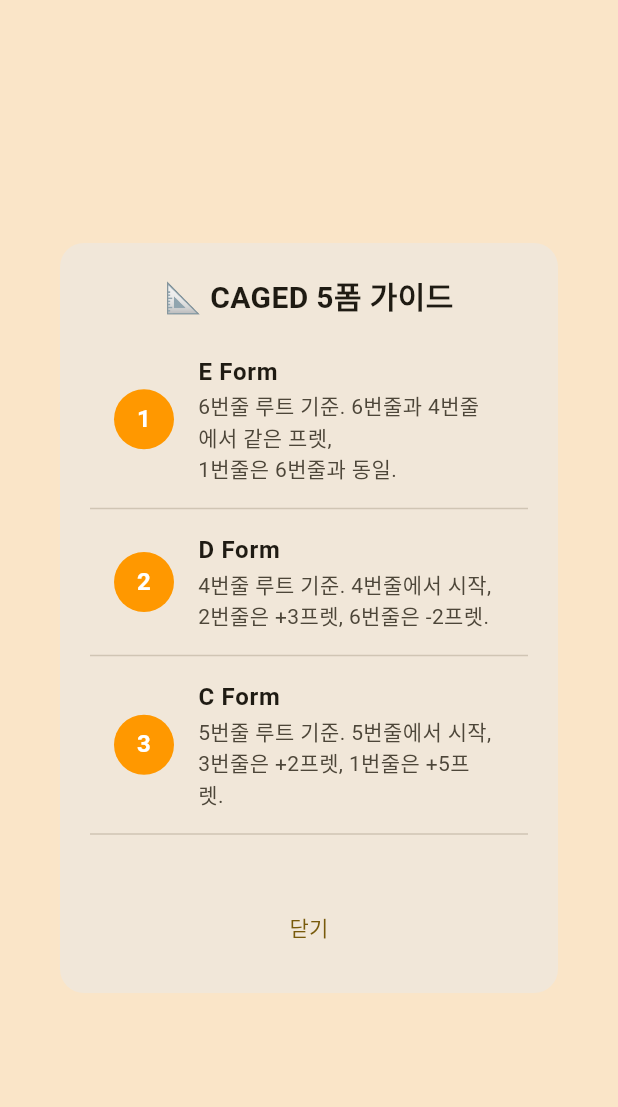
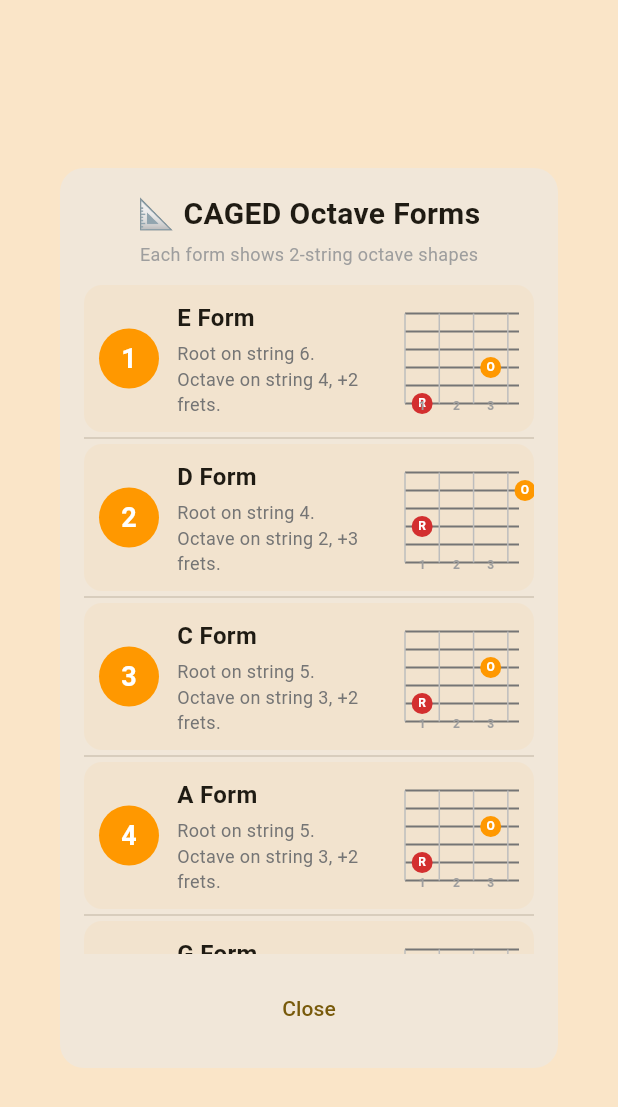
Before and after one commit to rnak24-lab/guitar-teacher, a Flutter app: the FormInfoDialog widget shown alone on an empty page, opened directly, on a phone screen of 412 x 824 dp. Shown: the top 1107 px of the screen. Run offline on Flutter 3.47's test engine with Material 3 defaults, Android fonts, the phone set to English and light mode, and no system bars; our stand-ins replace shared_preferences; accounts and stored records are empty.

Commit message:
feat: Octave forms to 2-string pattern + mini fretboard diagrams
- Changed all 5 CAGED forms from 3-string to 2-string octave patterns
- Form info dialog redesigned with mini fretboard diagrams
  showing root (R, red) and octave (O, orange) positions
- Descriptions updated to English
- CustomPainter for mini 2-string diagrams in ? popup

Co-Authored-By: Claude Opus 4.6 (1M context) <noreply@anthropic.com>

```diff
--- a/lib/models/octave_form.dart
+++ b/lib/models/octave_form.dart
@@ -15,32 +15,32 @@ class OctaveForm {
     OctaveForm(
       formNumber: 1,
       cagedName: 'E Form',
-      description: '6번줄 루트 기준. 6번줄과 4번줄에서 같은 프렛,\n1번줄은 6번줄과 동일.',
-      pattern: [[6, 0], [4, 2], [1, 0]],
+      description: 'Root on string 6.\nOctave on string 4, +2 frets.',
+      pattern: [[6, 0], [4, 2]],
     ),
     OctaveForm(
       formNumber: 2,
       cagedName: 'D Form',
-      description: '4번줄 루트 기준. 4번줄에서 시작,\n2번줄은 +3프렛, 6번줄은 -2프렛.',
-      pattern: [[4, 0], [2, 3], [6, -2]],
+      description: 'Root on string 4.\nOctave on string 2, +3 frets.',
+      pattern: [[4, 0], [2, 3]],
     ),
     OctaveForm(
       formNumber: 3,
       cagedName: 'C Form',
-      description: '5번줄 루트 기준. 5번줄에서 시작,\n3번줄은 +2프렛, 1번줄은 +5프렛.',
-      pattern: [[5, 0], [3, 2], [1, 5]],
+      description: 'Root on string 5.\nOctave on string 3, +2 frets.',
+      pattern: [[5, 0], [3, 2]],
     ),
     OctaveForm(
       formNumber: 4,
       cagedName: 'A Form',
-      description: '5번줄 루트 기준. 5번줄에서 시작,\n3번줄은 +2프렛.',
+      description: 'Root on string 5.\nOctave on string 3, +2 frets.',
       pattern: [[5, 0], [3, 2]],
     ),
     OctaveForm(
       formNumber: 5,
       cagedName: 'G Form',
-      description: '6번줄 루트 기준. 6번줄에서 시작,\n4번줄은 +2프렛, 1번줄은 +3프렛.',
-      pattern: [[6, 0], [4, 2], [1, 3]],
+      description: 'Root on string 6.\nOctave on string 4, +2 frets.',
+      pattern: [[6, 0], [4, 2]],
     ),
   ];
 }
--- a/lib/screens/octave_trainer/form_info_dialog.dart
+++ b/lib/screens/octave_trainer/form_info_dialog.dart
@@ -6,44 +6,41 @@ class FormInfoDialog extends StatelessWidget {
 
   @override
   Widget build(BuildContext context) {
+    final isDark = Theme.of(context).brightness == Brightness.dark;
+
     return Dialog(
       shape: RoundedRectangleBorder(borderRadius: BorderRadius.circular(16)),
       child: Container(
-        padding: const EdgeInsets.all(20),
-        constraints: const BoxConstraints(maxHeight: 500),
+        padding: const EdgeInsets.all(16),
+        constraints: const BoxConstraints(maxHeight: 600),
         child: Column(
           mainAxisSize: MainAxisSize.min,
           children: [
             const Text(
-              '📐 CAGED 5폼 가이드',
+              '📐 CAGED Octave Forms',
               style: TextStyle(fontSize: 20, fontWeight: FontWeight.bold),
             ),
-            const SizedBox(height: 16),
+            const SizedBox(height: 4),
+            Text(
+              'Each form shows 2-string octave shapes',
+              style: TextStyle(fontSize: 12, color: Colors.grey[500]),
+            ),
+            const SizedBox(height: 12),
             Flexible(
               child: ListView.separated(
                 shrinkWrap: true,
                 itemCount: OctaveForm.allForms.length,
-                separatorBuilder: (_, __) => const Divider(),
+                separatorBuilder: (_, __) => const Divider(height: 8),
                 itemBuilder: (context, index) {
                   final form = OctaveForm.allForms[index];
-                  return ListTile(
-                    leading: CircleAvatar(
-                      backgroundColor: Colors.orange,
-                      child: Text(
-                        '${form.formNumber}',
-                        style: const TextStyle(color: Colors.white, fontWeight: FontWeight.bold),
-                      ),
-                    ),
-                    title: Text(form.cagedName, style: const TextStyle(fontWeight: FontWeight.bold)),
-                    subtitle: Text(form.description),
-                  );
+                  return _FormCard(form: form, isDark: isDark);
                 },
               ),
             ),
-            const SizedBox(height: 16),
+            const SizedBox(height: 12),
             TextButton(
               onPressed: () => Navigator.pop(context),
-              child: const Text('닫기'),
+              child: const Text('Close'),
             ),
           ],
         ),
@@ -51,3 +48,154 @@ class FormInfoDialog extends StatelessWidget {
     );
   }
 }
+
+class _FormCard extends StatelessWidget {
+  final OctaveForm form;
+  final bool isDark;
+
+  const _FormCard({required this.form, required this.isDark});
+
+  @override
+  Widget build(BuildContext context) {
+    final rootString = form.pattern[0][0];
+    final octaveString = form.pattern[1][0];
+    final fretOffset = form.pattern[1][1];
+
+    return Container(
+      padding: const EdgeInsets.all(10),
+      decoration: BoxDecoration(
+        color: isDark ? const Color(0xFF2A2A2A) : Colors.orange.withValues(alpha: 0.05),
+        borderRadius: BorderRadius.circular(12),
+      ),
+      child: Row(
+        children: [
+          // Form number badge
+          CircleAvatar(
+            radius: 20,
+            backgroundColor: Colors.orange,
+            child: Text('${form.formNumber}',
+              style: const TextStyle(color: Colors.white, fontWeight: FontWeight.bold, fontSize: 18)),
+          ),
+          const SizedBox(width: 12),
+          // Info
+          Expanded(
+            child: Column(
+              crossAxisAlignment: CrossAxisAlignment.start,
+              children: [
+                Text(form.cagedName, style: const TextStyle(fontWeight: FontWeight.bold, fontSize: 16)),
+                const SizedBox(height: 4),
+                Text(form.description, style: TextStyle(fontSize: 12, color: Colors.grey[600])),
+              ],
+            ),
+          ),
+          const SizedBox(width: 8),
+          // Mini fretboard diagram
+          _MiniDiagram(
+            rootString: rootString,
+            octaveString: octaveString,
+            fretOffset: fretOffset,
+            isDark: isDark,
+          ),
+        ],
+      ),
+    );
+  }
+}
+
+/// Mini 2-string fretboard diagram showing root + octave position
+class _MiniDiagram extends StatelessWidget {
+  final int rootString;
+  final int octaveString;
+  final int fretOffset;
+  final bool isDark;
+
+  const _MiniDiagram({
+    required this.rootString,
+    required this.octaveString,
+    required this.fretOffset,
+    required this.isDark,
+  });
+
+  @override
+  Widget build(BuildContext context) {
+    return SizedBox(
+      width: 80,
+      height: 60,
+      child: CustomPaint(
+        painter: _MiniDiagramPainter(
+          rootString: rootString,
+          octaveString: octaveString,
+          fretOffset: fretOffset,
+          isDark: isDark,
+        ),
+      ),
+    );
+  }
+}
+
+class _MiniDiagramPainter extends CustomPainter {
+  final int rootString;
+  final int octaveString;
+  final int fretOffset;
+  final bool isDark;
+
+  _MiniDiagramPainter({
+    required this.rootString,
+    required this.octaveString,
+    required this.fretOffset,
+    required this.isDark,
+  });
+
+  @override
+  void paint(Canvas canvas, Size size) {
+    final linePaint = Paint()..color = (isDark ? Colors.grey[600]! : Colors.grey[400]!)..strokeWidth = 1;
+    final stringPaint = Paint()..color = (isDark ? Colors.grey[500]! : Colors.grey[600]!)..strokeWidth = 1.2;
+
+    const numStrings = 6;
+    const numFrets = 3;
+    final cellW = size.width / (numFrets + 0.5);
+    final cellH = size.height / (numStrings - 1);
+    const leftPad = 4.0;
+
+    // Draw strings (horizontal)
+    for (int s = 0; s < numStrings; s++) {
+      final y = s * cellH;
+      canvas.drawLine(Offset(leftPad, y), Offset(size.width, y), stringPaint);
+    }
+
+    // Draw frets (vertical)
+    for (int f = 0; f <= numFrets; f++) {
+      final x = leftPad + f * cellW;
+      canvas.drawLine(Offset(x, 0), Offset(x, size.height - cellH * 0), linePaint);
+    }
+
+    // Draw root dot (red)
+    final rootY = (rootString - 1) * cellH;
+    final rootX = leftPad + 0.5 * cellW;
+    canvas.drawCircle(Offset(rootX, rootY), 7, Paint()..color = Colors.red[700]!);
+    _drawText(canvas, 'R', rootX, rootY, Colors.white, 8);
+
+    // Draw octave dot (orange)
+    final octY = (octaveString - 1) * cellH;
+    final octX = leftPad + (fretOffset + 0.5) * cellW;
+    canvas.drawCircle(Offset(octX, octY), 7, Paint()..color = Colors.orange);
+    _drawText(canvas, 'O', octX, octY, Colors.white, 8);
+
+    // Fret numbers at bottom
+    for (int f = 1; f <= numFrets; f++) {
+      final x = leftPad + (f - 0.5) * cellW;
+      _drawText(canvas, '$f', x, size.height + 2, Colors.grey, 8);
+    }
+  }
+
+  void _drawText(Canvas canvas, String text, double x, double y, Color color, double fontSize) {
+    final tp = TextPainter(
+      text: TextSpan(text: text, style: TextStyle(fontSize: fontSize, color: color, fontWeight: FontWeight.bold)),
+      textDirection: TextDirection.ltr,
+    )..layout();
+    tp.paint(canvas, Offset(x - tp.width / 2, y - tp.height / 2));
+  }
+
+  @override
+  bool shouldRepaint(covariant CustomPainter oldDelegate) => false;
+}
```
